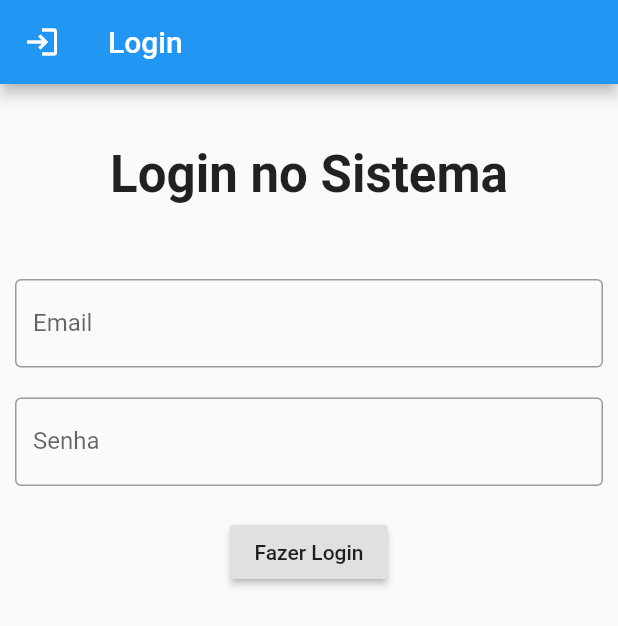
After one commit to ReinanHS/FlutterHelloWorld, a Flutter app: the screen it shows after launch, on a phone screen of 412 x 824 dp. The commit adds this screen. Shown: the top 626 px of the screen. Run offline on Flutter 3.47's test engine with Material 2 defaults, Android fonts, the phone set to English and light mode, and no system bars.

Commit message:
Construindo uma tela de login

```diff
--- a/lib/main.dart
+++ b/lib/main.dart
@@ -1,7 +1,7 @@
 import 'package:flutter/cupertino.dart';
 import 'package:flutter/material.dart';
 
-import 'app_widget.dart';
+import 'views/app_widget.dart';
 
 main() {
   return runApp(AppWidget());
--- a/lib/app_widget.dart
+++ b/lib/views/app_widget.dart
@@ -1,5 +1,6 @@
 import 'package:flutter/material.dart';
 import 'package:helloWorld/controllers/app_controller.dart';
+import 'package:helloWorld/views/login_page.dart';
 
 import 'home_page.dart';
 
@@ -13,7 +14,7 @@ class AppWidget extends StatelessWidget {
                 brightness: AppController.instance.isDarkTheme
                     ? Brightness.dark
                     : Brightness.light),
-            home: HomePage(),
+            home: LoginPage(),
           );
         });
   }
--- /dev/null
+++ b/lib/views/login_page.dart
@@ -0,0 +1,67 @@
+import 'package:flutter/cupertino.dart';
+import 'package:flutter/material.dart';
+
+class LoginPage extends StatefulWidget {
+  @override
+  State<LoginPage> createState() {
+    return LoginPageState();
+  }
+}
+
+class LoginPageState extends State<LoginPage> {
+  String email;
+  String password;
+
+  @override
+  Widget build(BuildContext context) {
+    return Scaffold(
+      appBar: AppBar(
+        title: Text('Login'),
+        leading: Icon(Icons.login),
+      ),
+      body: SingleChildScrollView(
+        child: Column(children: [
+          Container(
+            padding: EdgeInsets.all(40),
+            child: Text(
+              'Login no Sistema',
+              style: TextStyle(fontSize: 34, fontWeight: FontWeight.w700),
+            ),
+          ),
+          Padding(
+            padding: EdgeInsets.all(10),
+            child: TextField(
+                keyboardType: TextInputType.emailAddress,
+                onChanged: (text) {
+                  email = text;
+                },
+                decoration: InputDecoration(
+                    border: OutlineInputBorder(), labelText: "Email")),
+          ),
+          Padding(
+            padding: EdgeInsets.all(10),
+            child: TextField(
+                keyboardType: TextInputType.visiblePassword,
+                obscureText: true,
+                onChanged: (text) {
+                  password = text;
+                },
+                decoration: InputDecoration(
+                    border: OutlineInputBorder(), labelText: "Senha")),
+          ),
+          Padding(
+              padding: EdgeInsets.all(10),
+              child: RaisedButton(
+                onPressed: () {
+                  if (email == 'admin@gmail.com' && password == '123456') {
+                    print('200 - Login');
+                  } else
+                    print('501- Error');
+                },
+                child: Text('Fazer Login'),
+              ))
+        ]),
+      ),
+    );
+  }
+}
```
Also changed, not shown: lib/views/home_page.dart (renamed from lib/home_page.dart).
